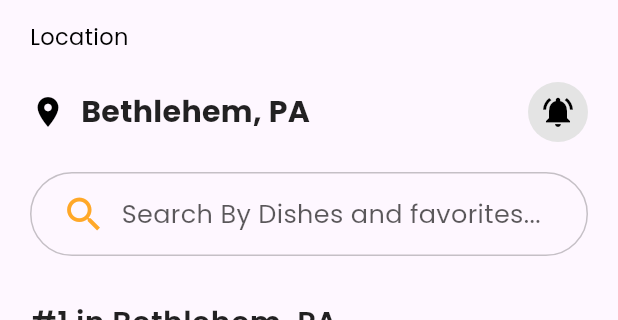
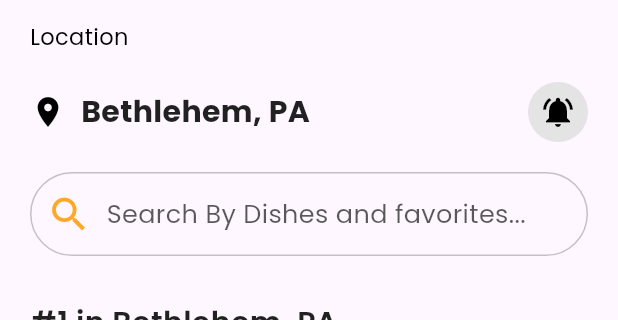
Before and after one commit to ntwari-egide/hawks-nest-restro-app-flutter, a Flutter app: the screen it shows after launch, on a phone screen of 412 x 824 dp, the part 62-382 px from its top. Run offline on Flutter 3.47's test engine with Material 2 defaults, Android fonts, the phone set to English and light mode, and no system bars; drawn by our look-alikes of carousel_slider; our stand-ins replace google_fonts; missing offline and left inert: flutter_splash_screen; network calls fail.

Commit message:
fix the app padding

```diff
--- a/lib/screen/layout/welcome/meals_slides.dart
+++ b/lib/screen/layout/welcome/meals_slides.dart
@@ -84,7 +84,8 @@ class SlideContent extends StatelessWidget {
 
   @override
   Widget build(BuildContext context) {
-    return Container(
+    return Flexible(
+      child: Container(
       padding: const EdgeInsets.symmetric(horizontal: 20, vertical: 12),
       decoration: BoxDecoration(
         image: DecorationImage(
@@ -171,6 +172,6 @@ class SlideContent extends StatelessWidget {
           ],
         ),
       ),
-    );
+    ),);
   }
 }
--- a/lib/screen/layout/welcome/search.dart
+++ b/lib/screen/layout/welcome/search.dart
@@ -16,7 +16,7 @@ class _SearchWidgetState extends State<SearchWidget> {
       // mainAxisAlignment: MainAxisAlignment.center,
       children: [
         Container(
-          padding: const EdgeInsets.symmetric(horizontal: 20, vertical: 12),
+          padding: const EdgeInsets.symmetric(horizontal: 10, vertical: 12),
           // add border rounded border
           decoration: BoxDecoration(
             borderRadius: BorderRadius.circular(40),
```
Also changed, not shown: 3 other files.
